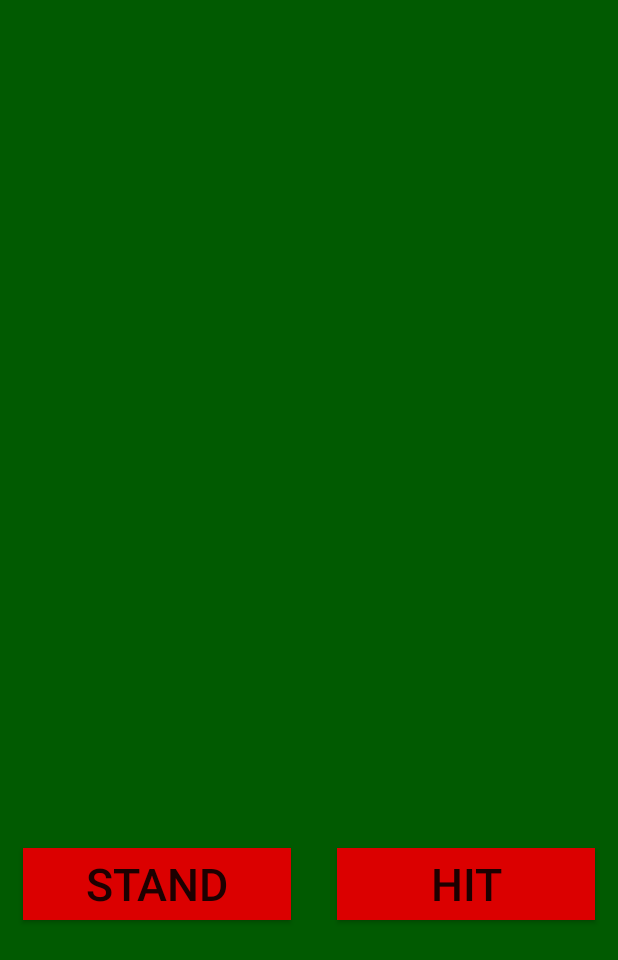
After one commit to Segev29/BlackjackSegev1, an Android app: the GameActivity screen opened directly, with no data from a screen before it, on a phone screen of 412 x 824 dp. The commit adds this screen. Shown: the top 960 px of the screen. Run offline under Robolectric (Android 15) with nearby library versions, the phone set to English and light mode, and no system bars.

Commit message:
added gameactivity

```diff
--- a/app/src/main/AndroidManifest.xml
+++ b/app/src/main/AndroidManifest.xml
@@ -13,6 +13,9 @@
         android:theme="@style/Theme.BlackJackSegev"
         tools:targetApi="31">
         <activity
+            android:name=".GameActivity"
+            android:exported="false" />
+        <activity
             android:name=".MainActivity"
             android:exported="true">
             <intent-filter>
--- /dev/null
+++ b/app/src/main/java/com/example/blackjacksegev/GameActivity.java
@@ -0,0 +1,14 @@
+package com.example.blackjacksegev;
+
+import androidx.appcompat.app.AppCompatActivity;
+
+import android.os.Bundle;
+
+public class GameActivity extends AppCompatActivity {
+
+    @Override
+    protected void onCreate(Bundle savedInstanceState) {
+        super.onCreate(savedInstanceState);
+        setContentView(R.layout.activity_game);
+    }
+}
--- /dev/null
+++ b/app/src/main/res/layout/activity_game.xml
@@ -0,0 +1,42 @@
+<?xml version="1.0" encoding="utf-8"?>
+<LinearLayout xmlns:android="http://schemas.android.com/apk/res/android"
+    xmlns:app="http://schemas.android.com/apk/res-auto"
+    xmlns:tools="http://schemas.android.com/tools"
+    android:layout_width="match_parent"
+    android:layout_height="match_parent"
+    android:orientation="vertical"
+    android:background="#015A01"
+    tools:context=".GameActivity">
+    <LinearLayout
+        android:layout_width="match_parent"
+        android:layout_height="550dp"
+        android:background="#015A01"></LinearLayout>
+    <LinearLayout
+        android:layout_width="match_parent"
+        android:layout_height="wrap_content"
+        android:orientation="horizontal"
+        android:background="#015A01"
+        >
+        <Button
+            android:layout_weight="1"
+            android:layout_width="wrap_content"
+            android:layout_height="wrap_content"
+            android:text="STAND"
+            android:textSize="30dp"
+            android:background="#DB0000"
+            android:layout_margin="15dp"
+            android:id="@+id/btnStand"
+            ></Button>
+        <Button
+            android:layout_weight="1"
+            android:layout_width="wrap_content"
+            android:layout_height="wrap_content"
+            android:text="HIT"
+            android:layout_margin="15dp"
+            android:textSize="30dp"
+            android:background="#DB0000"
+            android:id="@+id/btnHIT"
+            ></Button>
+    </LinearLayout>
+
+</LinearLayout>
--- a/app/src/main/res/values/themes.xml
+++ b/app/src/main/res/values/themes.xml
@@ -1,6 +1,6 @@
 <resources xmlns:tools="http://schemas.android.com/tools">
     <!-- Base application theme. -->
-    <style name="Base.Theme.BlackJackSegev" parent="Theme.Material3.DayNight.NoActionBar">
+    <style name="Base.Theme.BlackJackSegev" parent="Theme.AppCompat.Light.NoActionBar">
         <!-- Customize your light theme here. -->
         <!-- <item name="colorPrimary">@color/my_light_primary</item> -->
     </style>
--- a/build.gradle.kts
+++ b/build.gradle.kts
@@ -1,4 +1,4 @@
 // Top-level build file where you can add configuration options common to all sub-projects/modules.
 plugins {
-    id("com.android.application") version "8.2.2" apply false
+    id("com.android.application") version "8.1.2" apply false
 }
```
